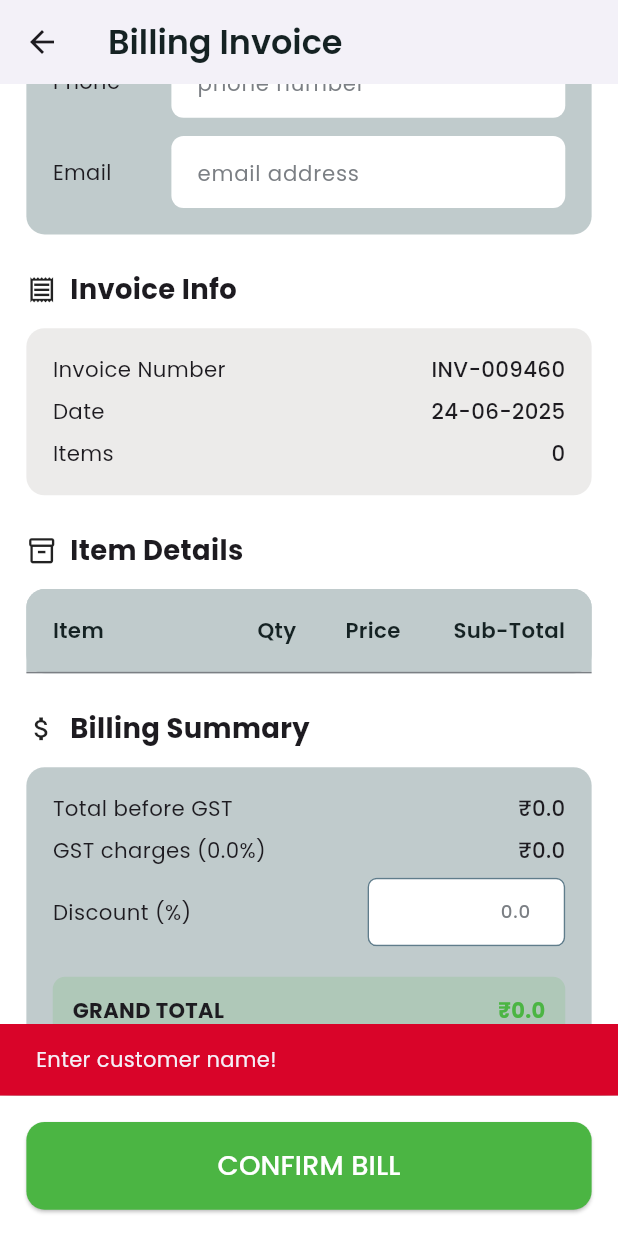
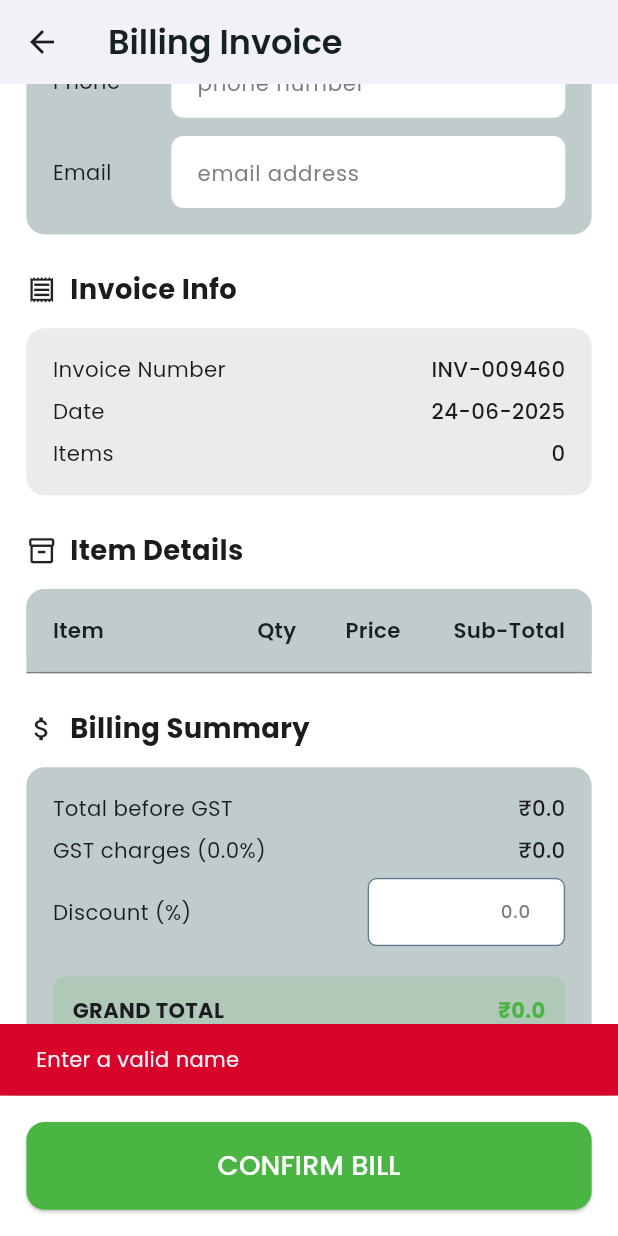
Before and after one commit to yadukrishnan369/beatbox, a Flutter app: the BillingScreen screen opened by its route, scrolled down 159 dp, after a tap on "CONFIRM BILL", on a phone screen of 412 x 824 dp. Run offline on Flutter 3.47's test engine with Material 3 defaults, Android fonts, the phone set to English and light mode, and no system bars; our stand-ins replace flutter_screenutil, google_fonts, hive, hive_flutter, image_picker, local_auth and 1 more; accounts and stored records are empty.

Commit message:
refactored billing screen

```diff
--- a/lib/features/sales_management/ui/billing_screen.dart
+++ b/lib/features/sales_management/ui/billing_screen.dart
@@ -1,19 +1,13 @@
-import 'package:beatbox/core/notifiers/sales_notifier.dart';
-import 'package:beatbox/features/product_management/model/product_model.dart';
-import 'package:beatbox/features/sales_management/controller/cart_controller.dart';
-import 'package:beatbox/features/sales_management/controller/sales_controller.dart';
-import 'package:beatbox/features/sales_management/model/sales_model.dart';
-import 'package:beatbox/utils/gst_utils.dart';
-import 'package:beatbox/widgets/Loading_widgets/show_loading_dialog.dart';
-import 'package:flutter/material.dart';
-import 'package:flutter_screenutil/flutter_screenutil.dart';
 import 'package:beatbox/core/app_colors.dart';
 import 'package:beatbox/features/sales_management/model/cart_item_model.dart';
+import 'package:beatbox/features/sales_management/widgets/billing_summary_section.dart';
 import 'package:beatbox/features/sales_management/widgets/customer_info_section.dart';
 import 'package:beatbox/features/sales_management/widgets/invoice_info_section.dart';
 import 'package:beatbox/features/sales_management/widgets/items_table_section.dart';
-import 'package:beatbox/features/sales_management/widgets/billing_summary_section.dart';
-import 'package:hive/hive.dart';
+import 'package:beatbox/utils/billing_utils.dart';
+import 'package:beatbox/utils/gst_utils.dart';
+import 'package:flutter/material.dart';
+import 'package:flutter_screenutil/flutter_screenutil.dart';
 import 'package:intl/intl.dart';
 
 class BillingScreen extends StatefulWidget {
@@ -44,7 +38,16 @@ class _BillingScreenState extends State<BillingScreen> {
     invoiceNumber =
         'INV-${DateTime.now().millisecondsSinceEpoch.toString().substring(7)}';
     billingDate = DateTime.now();
-    discountController.addListener(_updateDiscount);
+
+    discountController.addListener(() {
+      discount = BillingUtils.calculateDiscount(
+        discountController.text,
+        subtotal,
+        gst,
+      );
+      grandTotal = BillingUtils.calculateGrandTotal(subtotal, gst, discount);
+      setState(() {});
+    });
   }
 
   @override
@@ -58,26 +61,10 @@ class _BillingScreenState extends State<BillingScreen> {
   }
 
   void _calculateTotals() {
-    subtotal = cartItems.fold(
-      0,
-      (sum, item) => sum + (item.product.salePrice * item.quantity),
-    );
-    gst = subtotal * gstRate;
-    grandTotal = subtotal + gst - discount;
-    if (mounted) setState(() {});
-  }
-
-  void _updateDiscount() {
-    final enteredPercentage =
-        double.tryParse(discountController.text.trim()) ?? 0.0;
-    if (discountController.text.trim().isEmpty) {
-      discount = 0.0;
-      _calculateTotals();
-      return;
-    }
-    // Calculate percentage-based discount
-    discount = ((subtotal + gst) * enteredPercentage) / 100;
-    _calculateTotals();
+    subtotal = BillingUtils.calculateSubtotal(cartItems);
+    gst = BillingUtils.calculateGst(subtotal, gstRate);
+    grandTotal = BillingUtils.calculateGrandTotal(subtotal, gst, discount);
+    setState(() {});
   }
 
   void _confirmBill() async {
@@ -86,53 +73,21 @@ class _BillingScreenState extends State<BillingScreen> {
     final email = emailController.text.trim();
     final discountText = discountController.text.trim();
 
-    //  Name validation
-    if (name.isEmpty) {
-      _showSnackBar("Enter customer name!", isError: true);
-      return;
-    }
-    if (!RegExp(r'[a-zA-Z]').hasMatch(name)) {
-      _showSnackBar("Invalid name", isError: true);
+    if (!BillingUtils.validateCustomerDetails(
+      context,
+      name: name,
+      phone: phone,
+      email: email,
+      discountText: discountText,
+    )) {
       return;
     }
 
-    //  Phone validation
-    if (phone.isEmpty) {
-      _showSnackBar("Enter phone number!", isError: true);
-      return;
-    }
-    if (!RegExp(r'^[0-9]{10}$').hasMatch(phone)) {
-      _showSnackBar("Invalid phone number", isError: true);
-      return;
-    }
-
-    //  Email Format validation
-    if (email.isNotEmpty &&
-        !RegExp(r'^[\w-\.]+@([\w-]+\.)+[\w]{2,4}$').hasMatch(email)) {
-      _showSnackBar("Invalid email", isError: true);
-      return;
-    }
-
-    //  Discount validation
-    if (discountText.isNotEmpty) {
-      final enteredDisc = double.tryParse(discountText.trim());
-
-      if (enteredDisc == null) {
-        _showSnackBar("Invalid discount", isError: true);
-        return;
-      }
-
-      if (enteredDisc >= 100) {
-        _showSnackBar("Discount can't be 100% or more", isError: true);
-        return;
-      }
-    }
-
-    /// save to DB after all validations
-    final sale = SalesModel(
-      customerName: name,
-      customerPhone: phone,
-      customerEmail: email,
+    await BillingUtils.confirmAndSaveBill(
+      context,
+      name: name,
+      phone: phone,
+      email: email,
       invoiceNumber: invoiceNumber,
       billingDate: billingDate,
       cartItems: cartItems,
@@ -140,55 +95,6 @@ class _BillingScreenState extends State<BillingScreen> {
       gst: gst,
       discount: discount,
       grandTotal: grandTotal,
-    );
-
-    try {
-      // save to sales
-      await SalesController.addSale(sale);
-      isSalesReloadNeeded.value = true;
-
-      // update stock
-      final productBox = Hive.box<ProductModel>('productBox');
-      for (var item in cartItems) {
-        final id = item.product.id;
-
-        final matchingList =
-            productBox.values.where((p) => p.id == id).toList();
-
-        if (matchingList.isNotEmpty) {
-          final product = matchingList.first;
-
-          // Reduce quantity
-          final newQty = product.productQuantity - item.quantity;
-          product.productQuantity = newQty < 0 ? 0 : newQty;
-
-          // Save updated product
-          await product.save();
-        }
-      }
-
-      await CartController.clearCart();
-
-      await showLoadingDialog(
-        context,
-        message: 'Saving Bill...',
-        showSucess: true,
-      );
-
-      await Future.delayed(const Duration(milliseconds: 800), () {
-        if (mounted) Navigator.pop(context);
-      });
-    } catch (e) {
-      _showSnackBar("Error: ${e.toString()}", isError: true);
-    }
-  }
-
-  void _showSnackBar(String message, {required bool isError}) {
-    ScaffoldMessenger.of(context).showSnackBar(
-      SnackBar(
-        content: Text(message),
-        backgroundColor: isError ? AppColors.error : AppColors.success,
-      ),
     );
   }
 
@@ -241,7 +147,19 @@ class _BillingScreenState extends State<BillingScreen> {
               gstRate: gstRate,
               discountController: discountController,
               grandTotal: grandTotal,
-              onDiscountChanged: _updateDiscount,
+              onDiscountChanged: () {
+                discount = BillingUtils.calculateDiscount(
+                  discountController.text,
+                  subtotal,
+                  gst,
+                );
+                grandTotal = BillingUtils.calculateGrandTotal(
+                  subtotal,
+                  gst,
+                  discount,
+                );
+                setState(() {});
+              },
             ),
           ],
         ),
--- /dev/null
+++ b/lib/features/sales_management/widgets/billing_discount_section.dart
@@ -0,0 +1,98 @@
+import 'package:beatbox/core/app_colors.dart';
+import 'package:beatbox/utils/amount_formatter.dart';
+import 'package:flutter/material.dart';
+import 'package:flutter_screenutil/flutter_screenutil.dart';
+
+class BillingDiscountSection extends StatelessWidget {
+  const BillingDiscountSection({
+    super.key,
+    required this.discountController,
+    required this.subtotal,
+    required this.gst,
+    required this.onDiscountChanged,
+    required this.context,
+  });
+
+  final TextEditingController discountController;
+  final double subtotal;
+  final double gst;
+  final VoidCallback onDiscountChanged;
+  final BuildContext context;
+
+  @override
+  Widget build(BuildContext context) {
+    double discountValue = 0.0;
+    final percentage = double.tryParse(discountController.text.trim());
+    if (percentage != null && percentage > 0 && percentage <= 100) {
+      discountValue = ((subtotal + gst) * percentage) / 100;
+    }
+
+    return Column(
+      crossAxisAlignment: CrossAxisAlignment.start,
+      children: [
+        Row(
+          mainAxisAlignment: MainAxisAlignment.spaceBetween,
+          children: [
+            Text("Discount (%)", style: TextStyle(fontSize: 14.sp)),
+            SizedBox(
+              width: 120.w,
+              height: 45.h,
+              child: TextField(
+                controller: discountController,
+                keyboardType: const TextInputType.numberWithOptions(
+                  decimal: true,
+                ),
+                textAlign: TextAlign.right,
+                onChanged: (_) {
+                  onDiscountChanged();
+                },
+                decoration: InputDecoration(
+                  hintText: "0.0",
+                  suffixText: "%",
+                  hintStyle: TextStyle(
+                    color: AppColors.textDisabled,
+                    fontSize: 12.sp,
+                  ),
+                  filled: true,
+                  fillColor: AppColors.white,
+                  border: OutlineInputBorder(
+                    borderRadius: BorderRadius.circular(6.r),
+                    borderSide: BorderSide(color: AppColors.primary, width: 1),
+                  ),
+                  enabledBorder: OutlineInputBorder(
+                    borderRadius: BorderRadius.circular(6.r),
+                    borderSide: BorderSide(color: AppColors.primary, width: 1),
+                  ),
+                  focusedBorder: OutlineInputBorder(
+                    borderRadius: BorderRadius.circular(6.r),
+                    borderSide: BorderSide(color: AppColors.primary, width: 2),
+                  ),
+                  contentPadding: EdgeInsets.symmetric(
+                    horizontal: 8.w,
+                    vertical: 8.h,
+                  ),
+                ),
+                style: TextStyle(
+                  fontSize: 12.sp,
+                  fontWeight: FontWeight.w500,
+                  color: AppColors.error,
+                ),
+              ),
+            ),
+          ],
+        ),
+        SizedBox(height: 4.h),
+
+        if (discountValue > 0)
+          Text(
+            "Discount Rate ₹${AmountFormatter.format(discountValue)}",
+            style: TextStyle(
+              fontSize: 12.sp,
+              color: AppColors.success,
+              fontWeight: FontWeight.w500,
+            ),
+          ),
+      ],
+    );
+  }
+}
--- a/lib/features/sales_management/widgets/billing_summary_section.dart
+++ b/lib/features/sales_management/widgets/billing_summary_section.dart
@@ -1,3 +1,4 @@
+import 'package:beatbox/features/sales_management/widgets/billing_discount_section.dart';
 import 'package:beatbox/utils/amount_formatter.dart';
 import 'package:flutter/material.dart';
 import 'package:flutter_screenutil/flutter_screenutil.dart';
@@ -55,7 +56,13 @@ class BillingSummarySection extends StatelessWidget {
                 "₹${AmountFormatter.format(gst)}",
               ),
               SizedBox(height: 8.h),
-              _buildDiscountField(context),
+              BillingDiscountSection(
+                discountController: discountController,
+                subtotal: subtotal,
+                gst: gst,
+                onDiscountChanged: onDiscountChanged,
+                context: context,
+              ),
               SizedBox(height: 16.h),
               Container(
                 padding: EdgeInsets.symmetric(horizontal: 12.w, vertical: 12.h),
@@ -99,80 +106,4 @@ class BillingSummarySection extends StatelessWidget {
       ],
     );
   }
-
-  Widget _buildDiscountField(BuildContext context) {
-    double discountValue = 0.0;
-    final percentage = double.tryParse(discountController.text.trim());
-    if (percentage != null && percentage > 0 && percentage <= 100) {
-      discountValue = ((subtotal + gst) * percentage) / 100;
-    }
-
-    return Column(
-      crossAxisAlignment: CrossAxisAlignment.start,
-      children: [
-        Row(
-          mainAxisAlignment: MainAxisAlignment.spaceBetween,
-          children: [
-            Text("Discount (%)", style: TextStyle(fontSize: 14.sp)),
-            SizedBox(
-              width: 120.w,
-              height: 45.h,
-              child: TextField(
-                controller: discountController,
-                keyboardType: const TextInputType.numberWithOptions(
-                  decimal: true,
-                ),
-                textAlign: TextAlign.right,
-                onChanged: (_) {
-                  onDiscountChanged();
-                },
-                decoration: InputDecoration(
-                  hintText: "0.0",
-                  suffixText: "%",
-                  hintStyle: TextStyle(
-                    color: AppColors.textDisabled,
-                    fontSize: 12.sp,
-                  ),
-                  filled: true,
-                  fillColor: AppColors.white,
-                  border: OutlineInputBorder(
-                    borderRadius: BorderRadius.circular(6.r),
-                    borderSide: BorderSide(color: AppColors.primary, width: 1),
-                  ),
-                  enabledBorder: OutlineInputBorder(
-                    borderRadius: BorderRadius.circular(6.r),
-                    borderSide: BorderSide(color: AppColors.primary, width: 1),
-                  ),
-                  focusedBorder: OutlineInputBorder(
-                    borderRadius: BorderRadius.circular(6.r),
-                    borderSide: BorderSide(color: AppColors.primary, width: 2),
-                  ),
-                  contentPadding: EdgeInsets.symmetric(
-                    horizontal: 8.w,
-                    vertical: 8.h,
-                  ),
-                ),
-                style: TextStyle(
-                  fontSize: 12.sp,
-                  fontWeight: FontWeight.w500,
-                  color: AppColors.error,
-                ),
-              ),
-            ),
-          ],
-        ),
-        SizedBox(height: 4.h),
-
-        if (discountValue > 0)
-          Text(
-            "Discount Rate ₹${AmountFormatter.format(discountValue)}",
-            style: TextStyle(
-              fontSize: 12.sp,
-              color: AppColors.success,
-              fontWeight: FontWeight.w500,
-            ),
-          ),
-      ],
-    );
-  }
 }
--- /dev/null
+++ b/lib/utils/billing_utils.dart
@@ -0,0 +1,151 @@
+// billing_utils.dart
+import 'package:beatbox/core/app_colors.dart';
+import 'package:beatbox/core/notifiers/sales_notifier.dart';
+import 'package:beatbox/features/product_management/model/product_model.dart';
+import 'package:beatbox/features/sales_management/controller/cart_controller.dart';
+import 'package:beatbox/features/sales_management/controller/sales_controller.dart';
+import 'package:beatbox/features/sales_management/model/cart_item_model.dart';
+import 'package:beatbox/features/sales_management/model/sales_model.dart';
+import 'package:beatbox/widgets/Loading_widgets/show_loading_dialog.dart';
+import 'package:flutter/material.dart';
+import 'package:hive/hive.dart';
+
+class BillingUtils {
+  static double calculateSubtotal(List<CartItemModel> cartItems) {
+    return cartItems.fold(
+      0.0,
+      (sum, item) => sum + (item.product.salePrice * item.quantity),
+    );
+  }
+
+  static double calculateGst(double subtotal, double gstRate) {
+    return subtotal * gstRate;
+  }
+
+  static double calculateDiscount(
+    String discountText,
+    double subtotal,
+    double gst,
+  ) {
+    final enteredPercentage = double.tryParse(discountText.trim()) ?? 0.0;
+    return ((subtotal + gst) * enteredPercentage) / 100;
+  }
+
+  static double calculateGrandTotal(
+    double subtotal,
+    double gst,
+    double discount,
+  ) {
+    return subtotal + gst - discount;
+  }
+
+  static bool validateCustomerDetails(
+    BuildContext context, {
+    required String name,
+    required String phone,
+    required String email,
+    required String discountText,
+  }) {
+    final messenger = ScaffoldMessenger.of(context);
+    if (name.isEmpty || !RegExp(r'[a-zA-Z]').hasMatch(name)) {
+      messenger.showSnackBar(
+        SnackBar(
+          content: Text("Enter a valid name"),
+          backgroundColor: AppColors.error,
+        ),
+      );
+      return false;
+    }
+    if (phone.isEmpty || !RegExp(r'^[0-9]{10}$').hasMatch(phone)) {
+      messenger.showSnackBar(
+        SnackBar(
+          content: Text("Enter a valid phone number"),
+          backgroundColor: AppColors.error,
+        ),
+      );
+      return false;
+    }
+
+    if (email.isNotEmpty &&
+        !RegExp(r'^[\w-\.]+@([\w-]+\.)+[\w]{2,4}$').hasMatch(email)) {
+      messenger.showSnackBar(
+        SnackBar(
+          content: Text("Invalid email"),
+          backgroundColor: AppColors.error,
+        ),
+      );
+      return false;
+    }
+
+    final enteredDisc = double.tryParse(discountText);
+    if (discountText.isNotEmpty &&
+        (enteredDisc == null || enteredDisc >= 100)) {
+      messenger.showSnackBar(
+        SnackBar(
+          content: Text("Invalid discount"),
+          backgroundColor: AppColors.error,
+        ),
+      );
+      return false;
+    }
+    return true;
+  }
+
+  static Future<void> confirmAndSaveBill(
+    BuildContext context, {
+    required String name,
+    required String phone,
+    required String email,
+    required String invoiceNumber,
+    required DateTime billingDate,
+    required List<CartItemModel> cartItems,
+    required double subtotal,
+    required double gst,
+    required double discount,
+    required double grandTotal,
+  }) async {
+    final sale = SalesModel(
+      customerName: name,
+      customerPhone: phone,
+      customerEmail: email,
+      invoiceNumber: invoiceNumber,
+      billingDate: billingDate,
+      cartItems: cartItems,
+      subtotal: subtotal,
+      gst: gst,
+      discount: discount,
+      grandTotal: grandTotal,
+    );
+
+    try {
+      await SalesController.addSale(sale);
+      isSalesReloadNeeded.value = true;
+
+      final productBox = Hive.box<ProductModel>('productBox');
+      for (var item in cartItems) {
+        final product = productBox.values.firstWhere(
+          (p) => p.id == item.product.id,
+        );
+        final newQty = product.productQuantity - item.quantity;
+        product.productQuantity = newQty < 0 ? 0 : newQty;
+        await product.save();
+      }
+
+      await CartController.clearCart();
+      await showLoadingDialog(
+        context,
+        message: 'Saving Bill...',
+        showSucess: true,
+      );
+      await Future.delayed(const Duration(milliseconds: 800));
+      if (context.mounted) Navigator.pop(context);
+    } catch (e) {
+      ScaffoldMessenger.of(context).showSnackBar(
+        SnackBar(
+          content: Text("Error: \${e.toString()}"),
+          backgroundColor: AppColors.error,
+        ),
+      );
+    }
+  }
+}
```
